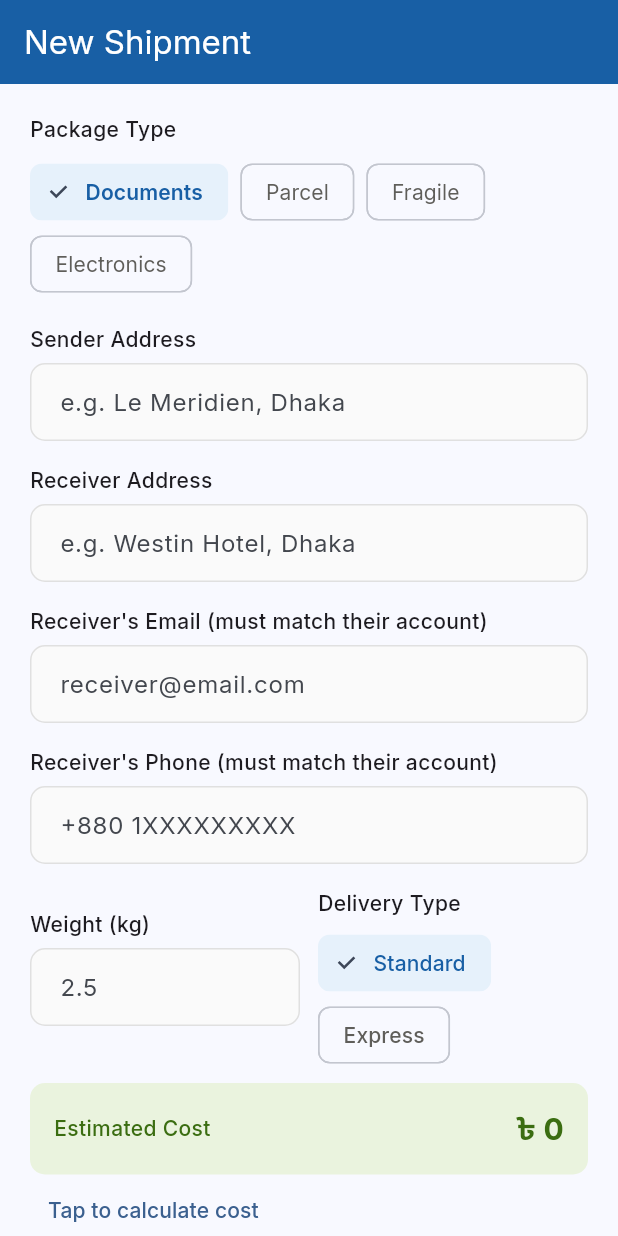
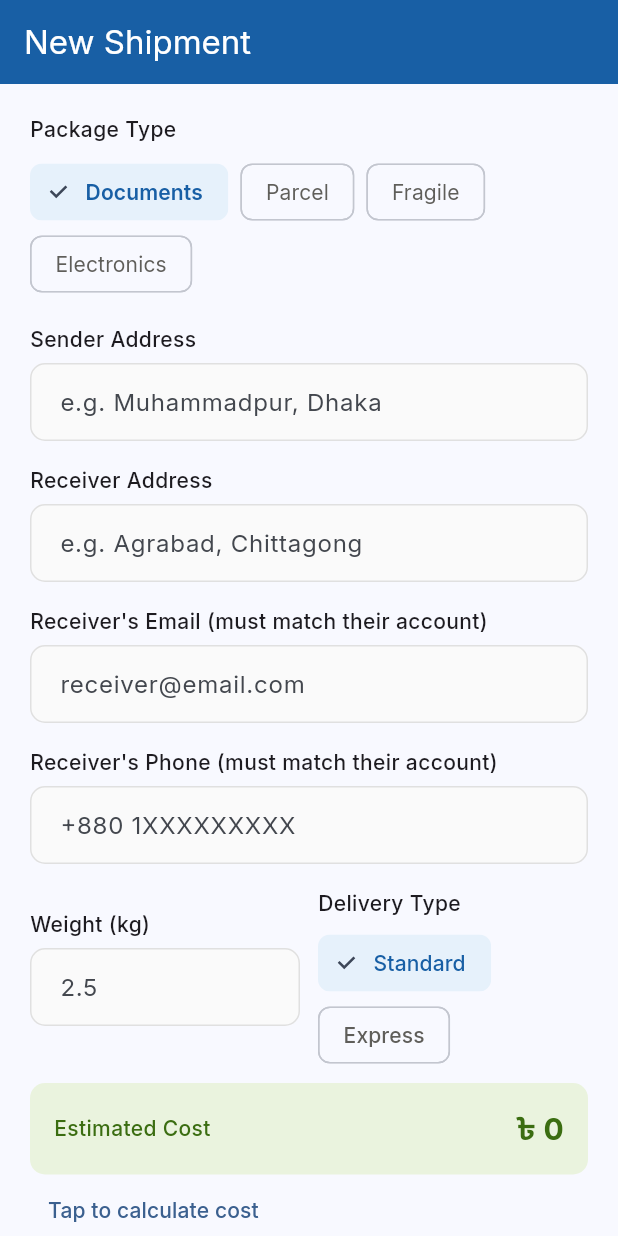
Before and after one commit to gojo83/ShipTrack, a Flutter app: the CreateShipmentScreen screen opened directly with empty values, on a phone screen of 412 x 824 dp. Run offline on Flutter 3.47's test engine with Material 3 defaults, Android fonts, the phone set to English and light mode, and no system bars; our stand-ins replace cloud_firestore, firebase_auth, firebase_core, flutter_map, google_fonts, latlong2; accounts and stored records are empty.

Commit message:
custom text field changes

```diff
--- a/lib/screens/home/create_shipment_screen.dart
+++ b/lib/screens/home/create_shipment_screen.dart
@@ -163,7 +163,7 @@ class _CreateShipmentScreenState extends State<CreateShipmentScreen> {
             // Sender address
             CustomTextField(
               label: 'Sender Address',
-              hint: 'e.g. Le Meridien, Dhaka',
+              hint: 'e.g. Muhammadpur, Dhaka',
               controller: _senderCtrl,
               validator: (v) => v!.isEmpty ? 'Required' : null,
             ),
@@ -171,7 +171,7 @@ class _CreateShipmentScreenState extends State<CreateShipmentScreen> {
             // Receiver address
             CustomTextField(
               label: 'Receiver Address',
-              hint: 'e.g. Westin Hotel, Dhaka',
+              hint: 'e.g. Agrabad, Chittagong',
               controller: _receiverAddrCtrl,
               validator: (v) => v!.isEmpty ? 'Required' : null,
             ),
```
